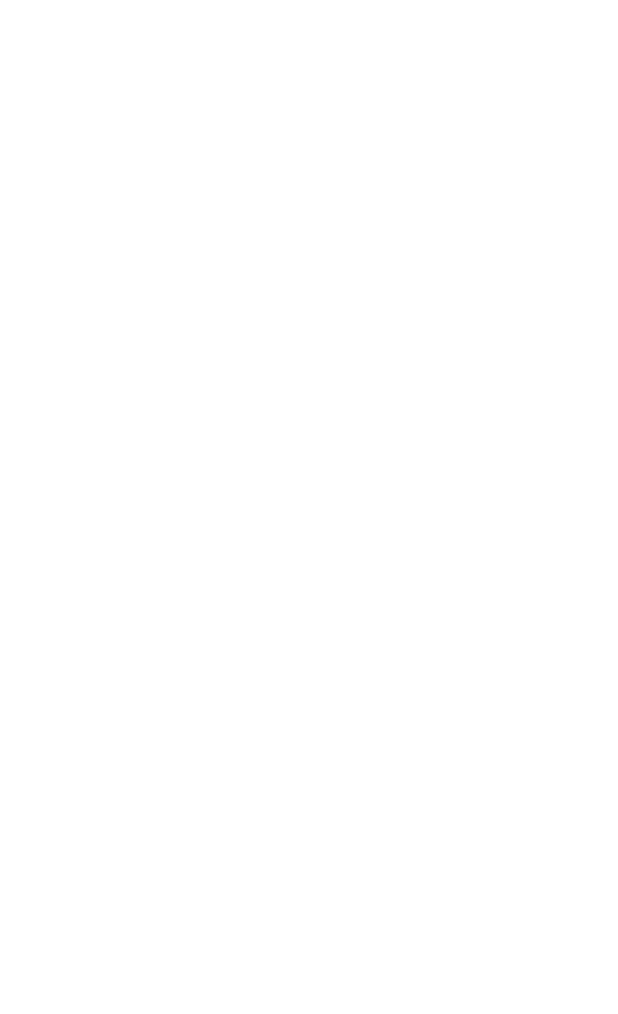
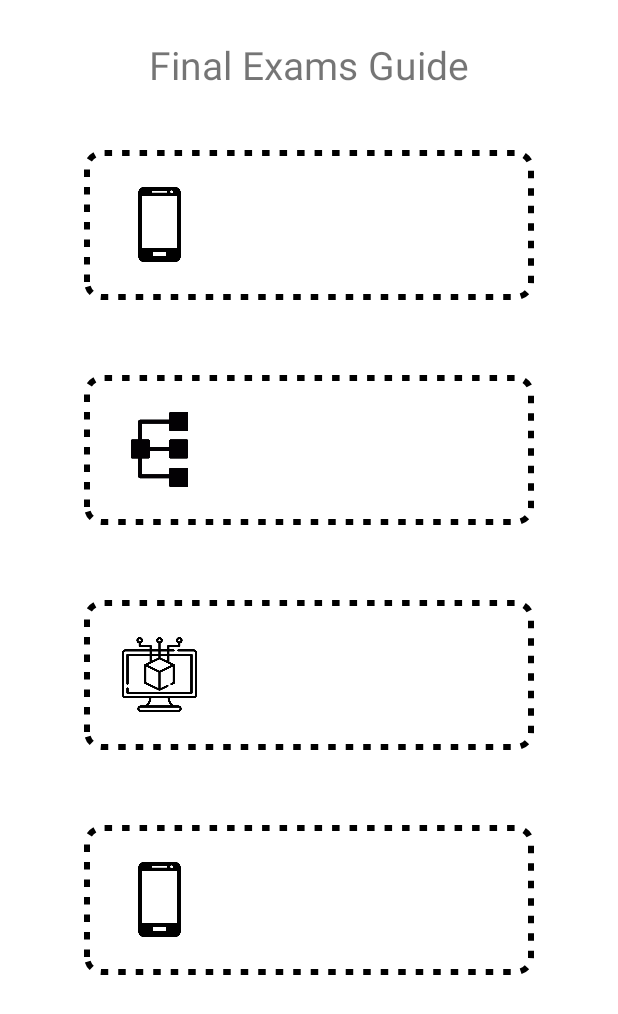
Before and after one commit to JamilAwada/CSC498G-FinalExamsGuide, an Android app: the screen it shows after launch (MainActivity), on a phone screen of 412 x 824 dp. Before the commit the part shown is empty. Shown: the top 1014 px of the screen. Run offline under Robolectric (Android 15) with nearby library versions, the light colour scheme and no system bars.

Commit message:
finalized design

```diff
--- a/app/src/main/res/layout/activity_main.xml
+++ b/app/src/main/res/layout/activity_main.xml
@@ -1,7 +1,88 @@
 <?xml version="1.0" encoding="utf-8"?>
-<androidx.constraintlayout.widget.ConstraintLayout xmlns:android="http://schemas.android.com/apk/res/android"
+<RelativeLayout xmlns:android="http://schemas.android.com/apk/res/android"
     xmlns:app="http://schemas.android.com/apk/res-auto"
     xmlns:tools="http://schemas.android.com/tools"
     android:layout_width="match_parent"
     android:layout_height="match_parent"
-    tools:context=".MainActivity"/>
+    tools:context=".MainActivity">
+
+    <TextView
+        android:layout_width="wrap_content"
+        android:layout_height="wrap_content"
+        android:layout_centerHorizontal="true"
+        android:layout_marginTop="25dp"
+        android:text="Final Exams Guide"
+        android:textSize="26sp"/>
+
+    <RelativeLayout
+        android:id="@+id/panel_mobile"
+        android:layout_width="300dp"
+        android:layout_height="100dp"
+        android:layout_centerHorizontal="true"
+        android:layout_marginTop="100dp"
+        android:background="@drawable/item_bg">
+
+        <ImageView
+            android:layout_width="50dp"
+            android:layout_height="50dp"
+            android:layout_centerVertical="true"
+            android:layout_marginStart="25dp"
+            android:src="@drawable/smartphone"/>
+
+    </RelativeLayout>
+
+    <RelativeLayout
+        android:id="@+id/panel_software"
+        android:layout_width="300dp"
+        android:layout_height="100dp"
+        android:layout_centerHorizontal="true"
+        android:layout_marginTop="250dp"
+        android:background="@drawable/item_bg">
+
+        <ImageView
+            android:layout_width="50dp"
+            android:layout_height="50dp"
+            android:layout_centerVertical="true"
+            android:layout_marginStart="25dp"
+            android:src="@drawable/parallel_tasks"/>
+
+    </RelativeLayout>
+
+    <RelativeLayout
+        android:id="@+id/panel_parallel"
+        android:layout_width="300dp"
+        android:layout_height="100dp"
+        android:layout_centerHorizontal="true"
+        android:layout_marginTop="400dp"
+        android:background="@drawable/item_bg">
+
+        <ImageView
+            android:layout_width="50dp"
+            android:layout_height="50dp"
+            android:layout_centerVertical="true"
+            android:layout_marginStart="25dp"
+            android:src="@drawable/software"/>
+
+    </RelativeLayout>
+
+    <RelativeLayout
+        android:id="@+id/panel_discrete"
+        android:layout_width="300dp"
+        android:layout_height="100dp"
+        android:layout_centerHorizontal="true"
+        android:layout_marginTop="550dp"
+        android:background="@drawable/item_bg">
+
+        <ImageView
+            android:layout_width="50dp"
+            android:layout_height="50dp"
+            android:layout_centerVertical="true"
+            android:layout_marginStart="25dp"
+            android:src="@drawable/smartphone"/>
+
+    </RelativeLayout>
+
+
+
+
+</RelativeLayout>
```
Also changed, not shown: app/src/main/res/drawable/parallel_tasks.png (added), app/src/main/res/drawable/smartphone.png (added), app/src/main/res/drawable/software.png (added), app/src/main/res/drawable/theory.png (added).
